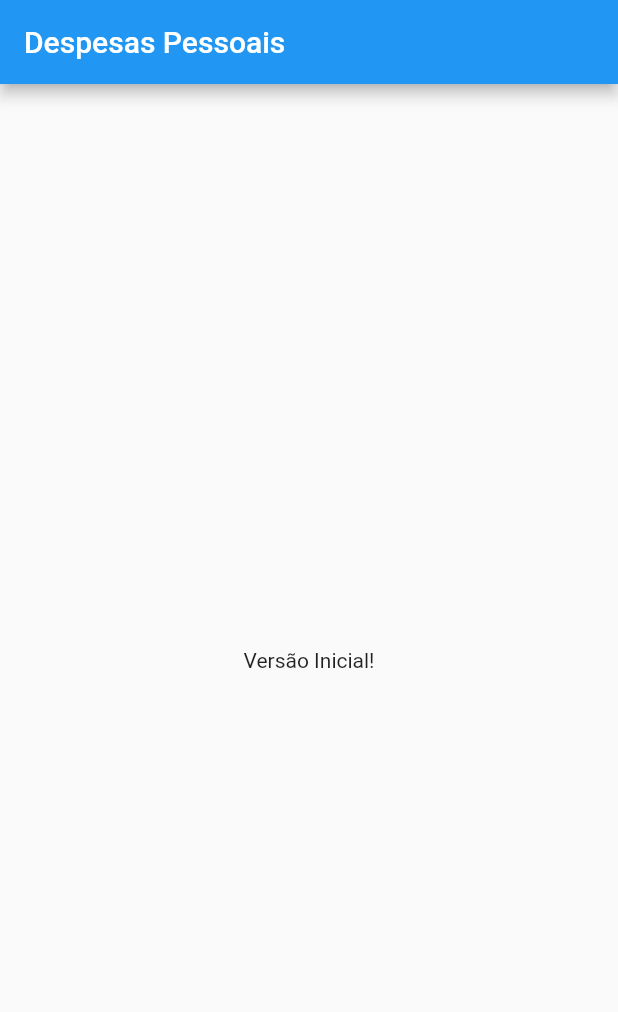
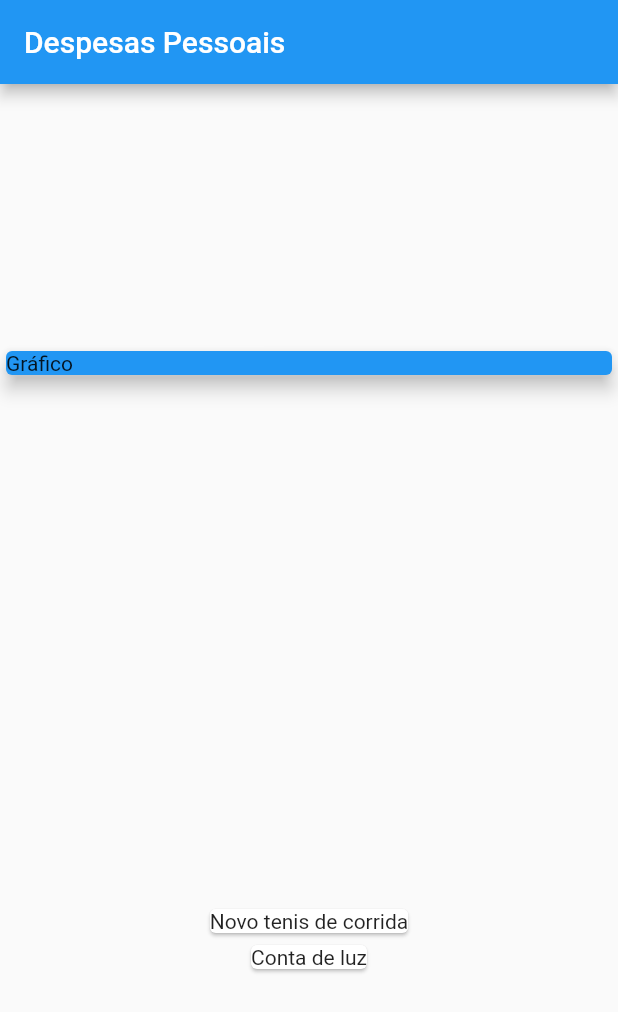
Before and after one commit to felipe-sousa/despesas_pessoais, a Flutter app: the screen it shows after launch, on a phone screen of 412 x 824 dp. Shown: the top 1012 px of the screen. Run offline on Flutter 3.47's test engine with Material 2 defaults, Android fonts, the phone set to English and light mode, and no system bars.

Commit message:
Transactions e map
cria Transactions e map para exibir na tela

```diff
--- a/lib/main.dart
+++ b/lib/main.dart
@@ -1,3 +1,4 @@
+import 'package:despesas_pessoais/models/transaction.dart';
 import 'package:flutter/material.dart';
 
 main() => runApp(const ExpensesApp());
@@ -7,14 +8,17 @@ class ExpensesApp extends StatelessWidget {
 
   @override
   Widget build(BuildContext context) {
-    return const MaterialApp(
+    return MaterialApp(
       home: MyHomePage(),
     );
   }
 }
 
 class MyHomePage extends StatelessWidget {
-  const MyHomePage({Key? key}) : super(key: key);
+  final _transactions = [
+    Transaction(id: 't1', title: 'Novo tenis de corrida', value: 310.76, date: DateTime.now()),
+    Transaction(id: 't2', title: 'Conta de luz', value: 211.30, date: DateTime.now()),
+  ];
 
   @override
   Widget build(BuildContext context) {
@@ -22,8 +26,25 @@ class MyHomePage extends StatelessWidget {
       appBar: AppBar(
         title: const Text('Despesas Pessoais'),
       ),
-      body: const Center(
-        child: Text('Versão Inicial!'),
+      body: Column(
+        mainAxisAlignment: MainAxisAlignment.spaceAround,
+        crossAxisAlignment: CrossAxisAlignment.stretch,
+        children: [
+          Container(
+            child: const Card(
+              elevation: 5,
+              color: Colors.blue,
+              child: Text('Gráfico'),
+            ),
+          ),
+          Column(
+            children: _transactions.map((tr) {
+              return Card(
+                child: Text(tr.title),
+              );
+            }).toList(),
+          )
+        ],
       ),
     );
   }
--- /dev/null
+++ b/lib/models/transaction.dart
@@ -0,0 +1,13 @@
+class Transaction {
+  final String id;
+  final String title;
+  final double value;
+  final DateTime date;
+
+  Transaction({
+    required this.id,
+    required this.title,
+    required this.value,
+    required this.date,
+  });
+}
```
